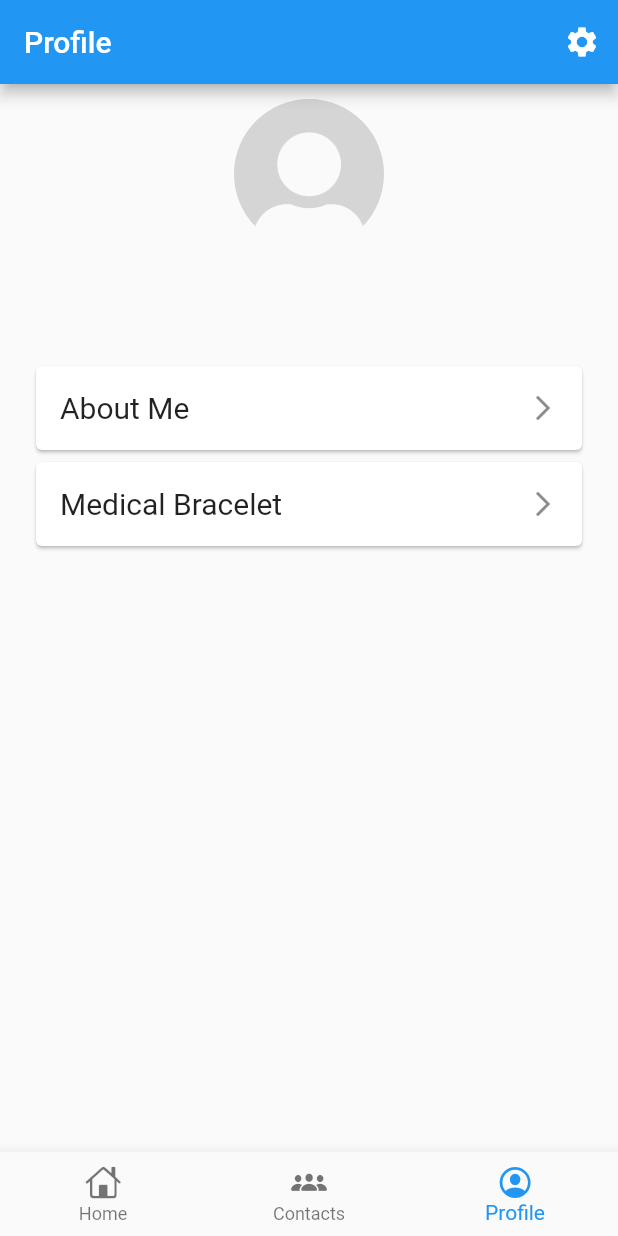
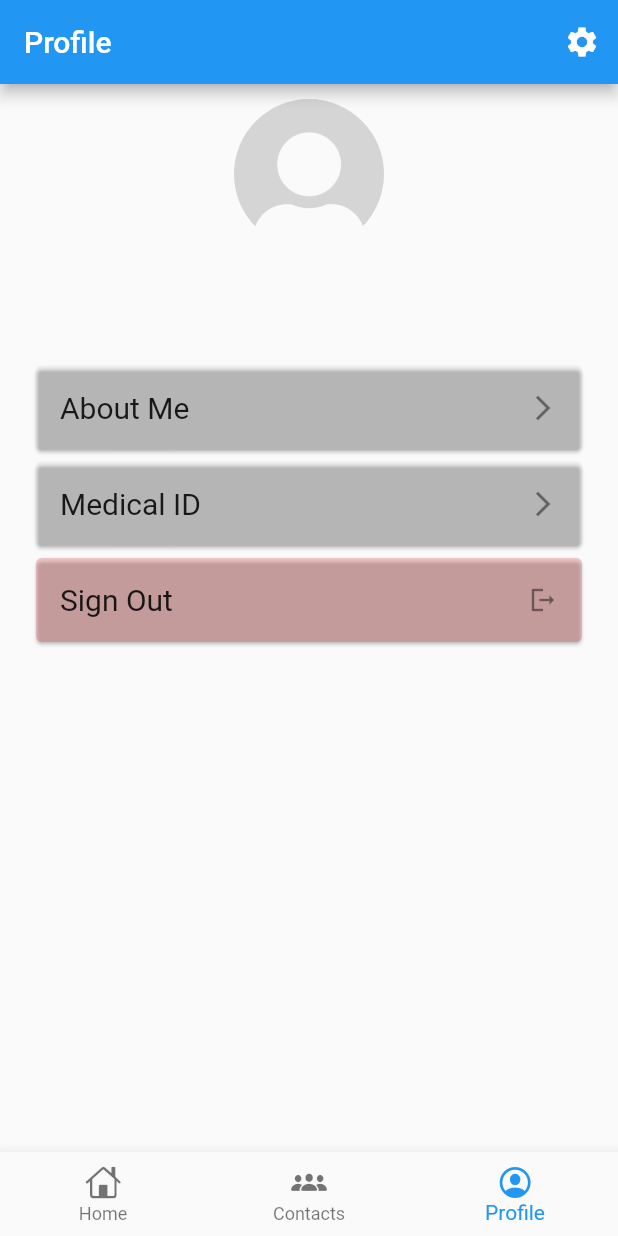
Before and after one commit to LMech/Checkup, a Flutter app: the screen it shows once a user with an empty profile is signed in, item 3 of the bottom bar chosen, on a phone screen of 412 x 824 dp. Run offline on Flutter 3.47's test engine with Material 2 defaults, Android fonts, the light colour scheme and no system bars; our stand-ins replace cloud_firestore, firebase_auth, firebase_core, flutter_bluetooth_serial, get; accounts and stored records are empty; generated files the repository leaves out were written again; project files that could hold a hidden picture were left out.

Commit message:
Adding signout button to the profile page and some other tweaks

```diff
--- a/lib/views/components/list_tile_with_icon.dart
+++ b/lib/views/components/list_tile_with_icon.dart
@@ -5,10 +5,12 @@ class ListTileWithIcon extends StatelessWidget {
   final IconData icon;
   final double size;
   final void Function() onTap;
+  Color color;
 
-  const ListTileWithIcon(
+  ListTileWithIcon(
       {Key? key,
       required this.title,
+      this.color = Colors.transparent,
       required this.icon,
       required this.size,
       required this.onTap})
@@ -17,6 +19,7 @@ class ListTileWithIcon extends StatelessWidget {
   @override
   Widget build(BuildContext context) {
     return Card(
+      color: color,
       child: ListTile(
         title: Text(
           title,
--- a/lib/views/home/bluetooth_search_ui.dart
+++ b/lib/views/home/bluetooth_search_ui.dart
@@ -16,7 +16,6 @@ class SelectBondedDevicePage extends StatefulWidget {
 }
 
 enum _DeviceAvailability {
-  no,
   maybe,
   yes,
 }
--- a/lib/views/profile/profile_ui.dart
+++ b/lib/views/profile/profile_ui.dart
@@ -7,6 +7,7 @@ import 'package:checkup/views/profile/settings_ui.dart';
 import 'package:flutter/material.dart';
 import 'package:get/get.dart';
 
+@immutable
 class ProfileUI extends StatelessWidget {
   final AuthController authController = AuthController.to;
   final ProfileController profileController = Get.put(ProfileController());
@@ -85,11 +86,17 @@ class ProfileUI extends StatelessWidget {
           onTap: () => Get.to(() => const AboutUserUI()),
         ),
         ListTileWithIcon(
-          title: "Medical Bracelet",
+          title: "Medical ID",
           icon: Icons.arrow_forward_ios_outlined,
           size: 20.0,
           onTap: () => Get.to(() => const AboutUserUI()),
-        )
+        ),
+        ListTileWithIcon(
+            title: "Sign Out",
+            color: const Color.fromARGB(71, 232, 88, 88),
+            icon: Icons.logout_sharp,
+            size: 20.0,
+            onTap: () => AuthController.to.signOut()),
       ]),
     );
   }
--- a/lib/views/tabbar_ui.dart
+++ b/lib/views/tabbar_ui.dart
@@ -16,7 +16,7 @@ class TabbarUI extends StatelessWidget {
   Widget build(BuildContext context) {
     return GetBuilder<AuthController>(
         init: AuthController(),
-        builder: (controller) => controller.firestoreUser.value!.uid == null
+        builder: (controller) => controller.firestoreUser.value?.uid == null
             ? const SafeArea(
                 child: Center(
                   child: CircularProgressIndicator(),
```
